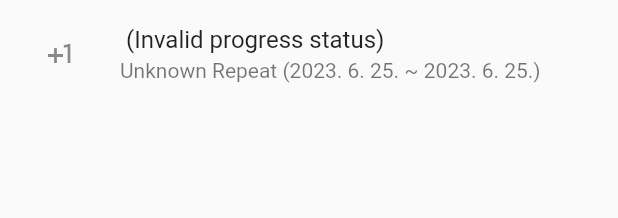
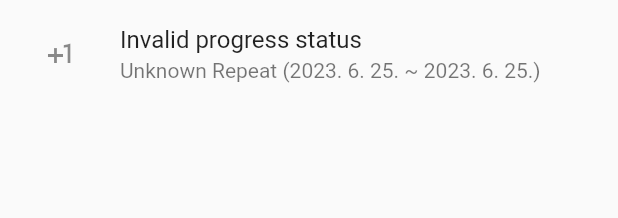
Before and after one commit to florbedo/dongbaek, a Flutter app: the ScheduleTile widget shown alone on an empty page, opened directly with empty values, after a tap on the "plus one" icon, on a phone screen of 412 x 824 dp. Shown: the top 218 px of the screen. Run offline on Flutter 3.47's test engine with Material 2 defaults, Android fonts, the phone set to English and light mode, and no system bars; our stand-ins replace drift, fixnum, flutter_bloc, freezed_annotation; missing offline and left inert: flutter_picker, grpc; accounts and stored records are empty; generated files the repository leaves out were written again.

Commit message:
Refactor schedule tile

```diff
--- a/lib/views/schedule_list_page/schedule_tile.dart
+++ b/lib/views/schedule_list_page/schedule_tile.dart
@@ -19,6 +19,33 @@ class ScheduleTile extends StatelessWidget {
 
   @override
   Widget build(BuildContext context) {
+    switch (_progress) {
+      case QuantityProgress p:
+        return _QuantityScheduleTile(_schedule, p, completed: completed, onTap: onTap);
+      case DurationProgress p:
+        return _DurationScheduleTile(_schedule, p, completed: completed, onTap: onTap);
+    }
+  }
+
+  static Widget formatTitle(BuildContext context, String content, bool completed) {
+    return Text(content,
+        style: completed
+            ? Theme.of(context).textTheme.titleMedium?.copyWith(decoration: TextDecoration.lineThrough)
+            : Theme.of(context).textTheme.titleMedium);
+  }
+}
+
+class _QuantityScheduleTile extends StatelessWidget {
+  final Schedule _schedule;
+  final QuantityProgress _progress;
+  final bool completed;
+  final GestureTapCallback? onTap;
+
+  const _QuantityScheduleTile(this._schedule, this._progress, {Key? key, this.completed = false, this.onTap})
+      : super(key: key);
+
+  @override
+  Widget build(BuildContext context) {
     final repeatInfo = _schedule.repeatInfo;
     final startDateStr = DateTimeUtils.formatDate(_progress.startDateTime);
     final endDateStr = _progress.endDateTime != null ? DateTimeUtils.formatDate(_progress.endDateTime!) : "continue";
@@ -27,41 +54,15 @@ class ScheduleTile extends StatelessWidget {
     return ListTile(
       onTap: onTap,
       leading: IconButton(
-        icon: _getProgressLeadingIcon(),
+        icon: const Icon(Icons.plus_one),
         onPressed: () {
-          switch (_progress) {
-            case QuantityProgress p:
-              final newProgress = p.diff(1);
-              context.read<ProgressBloc>().add(ReplaceProgress(newProgress));
-            case DurationProgress p:
-              if (p.isOngoing) {
-                final newProgress = p.stopped(DateTime.now());
-                context.read<ProgressBloc>().add(ReplaceProgress(newProgress));
-              } else {
-                final newProgress = p.started(DateTime.now());
-                context.read<ProgressBloc>().add(ReplaceProgress(newProgress));
-              }
-          }
+          final newProgress = _progress.diff(1);
+          context.read<ProgressBloc>().add(ReplaceProgress(newProgress));
         },
       ),
-      title: Text("${_schedule.title} (${_describeProgress(_schedule.goal, _progress)})",
-          style: completed
-              ? Theme.of(context).textTheme.titleMedium?.copyWith(decoration: TextDecoration.lineThrough)
-              : Theme.of(context).textTheme.titleMedium),
+      title: ScheduleTile.formatTitle(context, _describeProgress(_schedule, _progress), completed),
       subtitle: Text("$periodStr ($startDateStr ~ $endDateStr)"),
     );
-  }
-
-  Widget _getProgressLeadingIcon() {
-    switch (_progress) {
-      case QuantityProgress _:
-        return const Icon(Icons.plus_one);
-      case DurationProgress p:
-        if (p.isOngoing) {
-          return const Icon(Icons.stop_circle_outlined);
-        }
-        return const Icon(Icons.play_circle_outlined);
-    }
   }
 
   String _describeRepeatInfo(RepeatInfo repeatInfo) {
@@ -75,13 +76,82 @@ class ScheduleTile extends StatelessWidget {
     }
   }
 
-  String _describeProgress(Goal goal, Progress progress) {
-    if (goal is QuantityGoal && progress is QuantityProgress) {
-      return "${progress.quantity}/${goal.quantity}";
+  String _describeProgress(Schedule schedule, QuantityProgress progress) {
+    final goal = schedule.goal;
+    if (goal is! QuantityGoal) {
+      return "Invalid progress status";
     }
-    if (goal is DurationGoal && progress is DurationProgress) {
-      return "${progress.isOngoing ? "ongoing" : "stopped"} ${progress.duration}/${goal.duration}";
-    }
-    return "Invalid progress status";
+    return "${progress.quantity}/${goal.quantity}";
   }
 }
+
+class _DurationScheduleTile extends StatefulWidget {
+  final Schedule _schedule;
+  final DurationProgress _progress;
+  final bool completed;
+  final GestureTapCallback? onTap;
+
+  const _DurationScheduleTile(this._schedule, this._progress, {this.completed = false, this.onTap, Key? key})
+      : super(key: key);
+
+  @override
+  State<StatefulWidget> createState() => _DurationScheduleTileState();
+}
+
+class _DurationScheduleTileState extends State<_DurationScheduleTile> {
+  @override
+  Widget build(BuildContext context) {
+    final schedule = widget._schedule;
+    final progress = widget._progress;
+    final completed = widget.completed;
+    final onTap = widget.onTap;
+    final repeatInfo = schedule.repeatInfo;
+    final startDateStr = DateTimeUtils.formatDate(progress.startDateTime);
+    final endDateStr = progress.endDateTime != null ? DateTimeUtils.formatDate(progress.endDateTime!) : "continue";
+    final periodStr = _describeRepeatInfo(repeatInfo);
+
+    return ListTile(
+      onTap: onTap,
+      leading: IconButton(
+        icon: _getLeadingIcon(progress.isOngoing),
+        onPressed: () {
+          if (progress.isOngoing) {
+            final newProgress = progress.stopped(DateTime.now());
+            context.read<ProgressBloc>().add(ReplaceProgress(newProgress));
+          } else {
+            final newProgress = progress.started(DateTime.now());
+            context.read<ProgressBloc>().add(ReplaceProgress(newProgress));
+          }
+        },
+      ),
+      title: ScheduleTile.formatTitle(context, _describeProgress(schedule, progress), completed),
+      subtitle: Text("$periodStr ($startDateStr ~ $endDateStr)"),
+    );
+  }
+
+  Widget _getLeadingIcon(bool isOngoing) {
+    if (isOngoing) {
+      return const Icon(Icons.stop_circle_outlined);
+    }
+    return const Icon(Icons.play_circle_outlined);
+  }
+
+  String _describeRepeatInfo(RepeatInfo repeatInfo) {
+    switch (repeatInfo) {
+      case Unrepeated _:
+        return "Unrepeated";
+      case PeriodicRepeat p:
+        return "Every ${p.periodDuration.toString()}";
+      case UnknownRepeat _:
+        return "Unknown Repeat";
+    }
+  }
+
+  String _describeProgress(Schedule schedule, DurationProgress progress) {
+    final goal = schedule.goal;
+    if (goal is! DurationGoal) {
+      return "Invalid progress status";
+    }
+    return "${schedule.title} (${progress.isOngoing ? "ongoing" : "stopped"} ${progress.duration}/${goal.duration})";
+  }
+}
```
